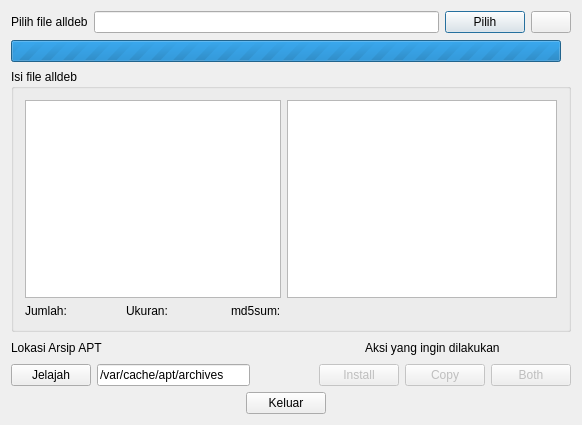
Qt form dialog.ui (grOS-TEAM/alldeb-source) before a commit.
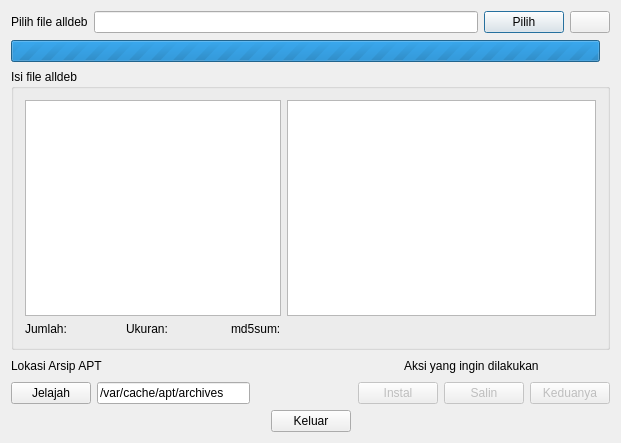
The same form after that commit. Icons and pictures are not drawn.

Patch:
```diff
--- a/dialog.ui
+++ b/dialog.ui
@@ -6,8 +6,8 @@
    <rect>
     <x>0</x>
     <y>0</y>
-    <width>582</width>
-    <height>425</height>
+    <width>621</width>
+    <height>443</height>
    </rect>
   </property>
   <property name="windowTitle">
@@ -299,7 +299,7 @@
         <string>&lt;html&gt;&lt;head/&gt;&lt;body&gt;&lt;p&gt;Mengekstrak file alldeb ke folder sementara, lalu melakukan instalasi seluruh file DEB dari sana.&lt;/p&gt;&lt;/body&gt;&lt;/html&gt;</string>
        </property>
        <property name="text">
-        <string>Install</string>
+        <string>Instal</string>
        </property>
       </widget>
      </item>
@@ -312,7 +312,7 @@
         <string>&lt;html&gt;&lt;head/&gt;&lt;body&gt;&lt;p&gt;Mengekstrak file Alldeb ke /var/cache/apt/archive atau lokasi arsip APT yang anda tentukan sendiri.&lt;/p&gt;&lt;/body&gt;&lt;/html&gt;</string>
        </property>
        <property name="text">
-        <string>Copy</string>
+        <string>Salin</string>
        </property>
       </widget>
      </item>
@@ -325,7 +325,7 @@
         <string>&lt;html&gt;&lt;head/&gt;&lt;body&gt;&lt;p&gt;Lakukan kedua proses di samping, pertama menginstal, lalu menyalin atau memindahkannya ke lokasi arsip APT.&lt;/p&gt;&lt;/body&gt;&lt;/html&gt;</string>
        </property>
        <property name="text">
-        <string>Both</string>
+        <string>Keduanya</string>
        </property>
       </widget>
      </item>
```
